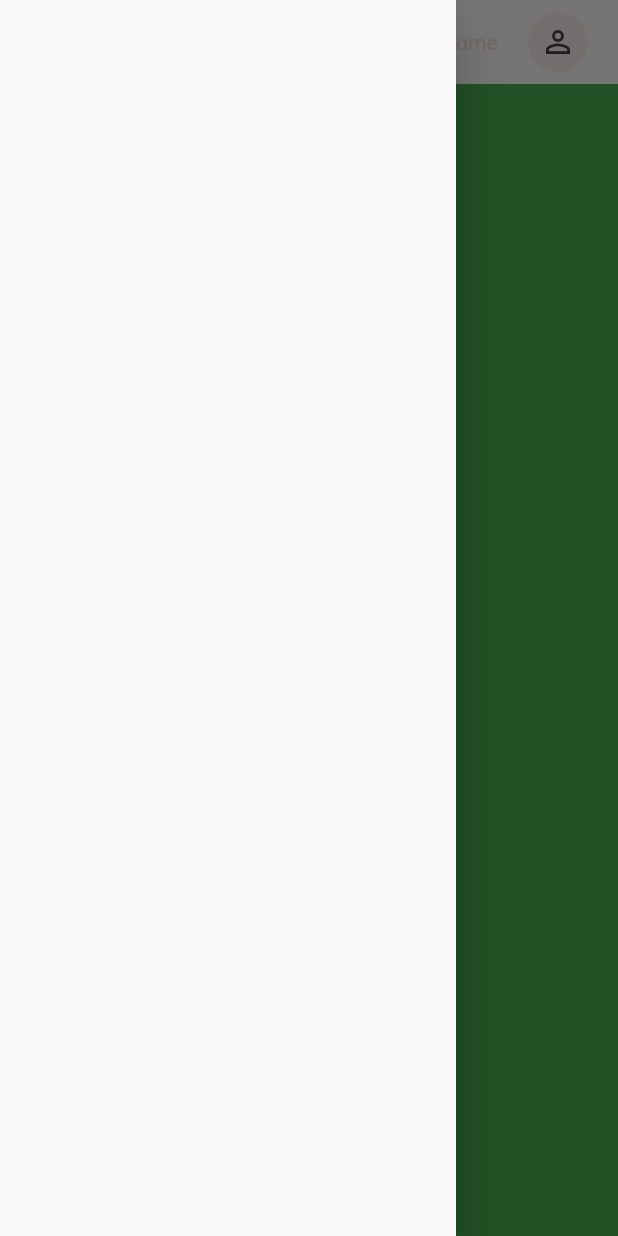
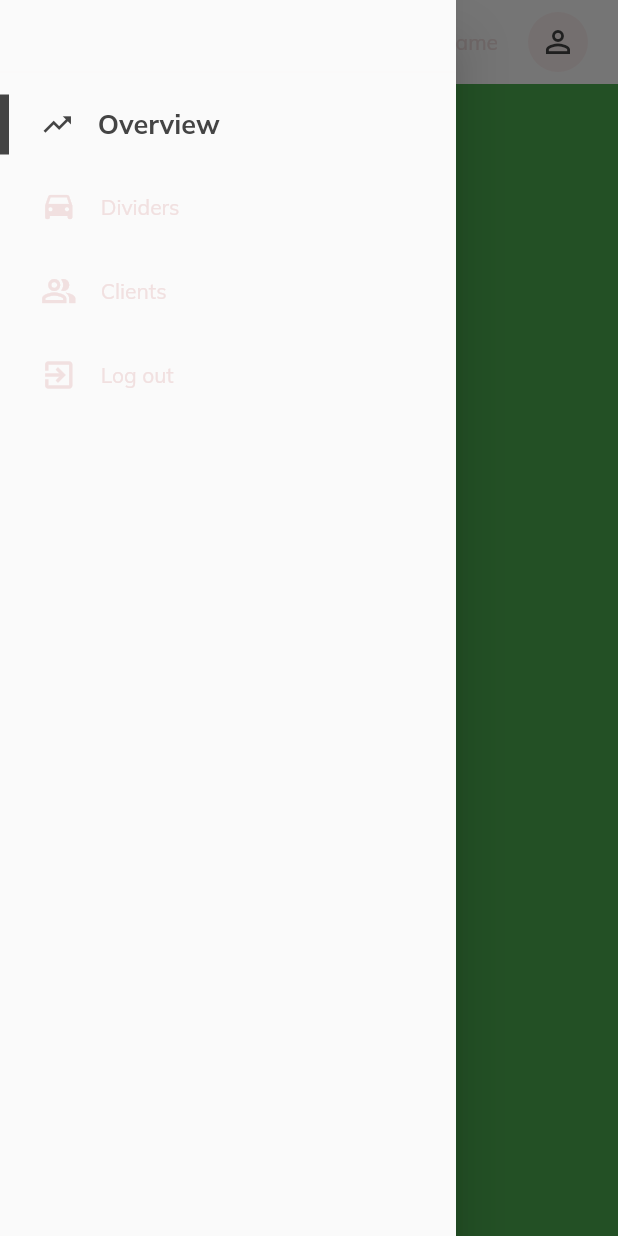
Before and after one commit to Tareq23/ecommerce-frontend, a Flutter app: the screen it shows after launch, with the side drawer open, on a phone screen of 412 x 824 dp. Run offline on Flutter 3.47's test engine with Material 2 defaults, Android fonts, the phone set to English and light mode, and no system bars; our stand-ins replace get, google_fonts.

Commit message:
side menu

```diff
--- a/lib/app_layout.dart
+++ b/lib/app_layout.dart
@@ -2,6 +2,7 @@
 
 import 'package:ecommercefrontend/helpers/responsiveness.dart';
 import 'package:ecommercefrontend/widgets/large_screen.dart';
+import 'package:ecommercefrontend/widgets/side_menu.dart';
 import 'package:ecommercefrontend/widgets/small_screen.dart';
 import 'package:ecommercefrontend/widgets/top_nav.dart';
 import 'package:flutter/material.dart';
@@ -15,7 +16,7 @@ class AppLayout extends StatelessWidget {
   Widget build(BuildContext context) {
     return Scaffold(
       key: globalKey,
-      drawer: Drawer(),
+      drawer: const Drawer(child: SideMenu(),),
       appBar: topNavigationBar(context, globalKey),
       body: ResponsiveWidget(largeScreen: const LargeScreenWidget(),smallScreen: const SmallScreenWidget(),),
     );
--- /dev/null
+++ b/lib/widgets/horizontal_menu_item.dart
@@ -0,0 +1,49 @@
+import 'package:ecommercefrontend/constants/controllers.dart';
+import 'package:ecommercefrontend/constants/style.dart';
+import 'package:ecommercefrontend/widgets/custom_text.dart';
+import 'package:flutter/material.dart';
+import 'package:get/get.dart';
+
+class HorizontalMenuItem extends StatelessWidget {
+  final String itemName;
+  final VoidCallback onTap;
+  const HorizontalMenuItem({Key? key, required this.itemName, required this.onTap}) : super(key: key);
+
+  @override
+  Widget build(BuildContext context) {
+    double _width = MediaQuery.of(context).size.width;
+    return InkWell(
+      onTap: onTap,
+      onHover: (value){
+        value ? menuController.onHover(itemName) : menuController.onHover("not hobering");
+      },
+      child: Obx(()=>Container(
+        color: menuController.isHovering(itemName) ? lightGrey.withOpacity(0.1) : Colors.transparent,
+        child: Row(
+          children: [
+            Visibility(
+              visible: menuController.isHovering(itemName) || menuController.isActive(itemName),
+              child: Container(
+                width: 6,
+                height: 40,
+                color: dark,
+              ),
+              maintainAnimation: true,
+              maintainSize: true,
+              maintainState: true,
+            ),
+            SizedBox(width: _width/80,),
+            Padding(
+              padding: const EdgeInsets.all(16),
+              child: menuController.returnIconFor(itemName),
+            ),
+            if(!menuController.isActive(itemName))
+              Flexible(child: CustomText(text: itemName,color: menuController.isHovering(itemName)?dark : lightGrey,)),
+            if(menuController.isActive(itemName))
+              Flexible(child: CustomText(text: itemName,color: dark,size: 18,weight: FontWeight.bold,)),
+          ],
+        ),
+      )),
+    );
+  }
+}
--- a/lib/widgets/large_screen.dart
+++ b/lib/widgets/large_screen.dart
@@ -1,5 +1,6 @@
 
 
+import 'package:ecommercefrontend/widgets/side_menu.dart';
 import 'package:flutter/material.dart';
 
 class LargeScreenWidget extends StatelessWidget {
@@ -10,10 +11,7 @@ class LargeScreenWidget extends StatelessWidget {
     return Row(
       children: [
         Expanded(
-          child: Container(
-            height: MediaQuery.of(context).size.height,
-            color: Colors.orange,
-          ),
+          child: SideMenu()
         ),
         Expanded(
           flex: 5,
--- /dev/null
+++ b/lib/widgets/side_menu.dart
@@ -0,0 +1,83 @@
+import 'package:ecommercefrontend/constants/controllers.dart';
+import 'package:ecommercefrontend/helpers/responsiveness.dart';
+import 'package:ecommercefrontend/routing/routes.dart';
+import 'package:ecommercefrontend/widgets/custom_text.dart';
+import 'package:ecommercefrontend/widgets/side_menu_item.dart';
+import 'package:flutter/material.dart';
+import 'package:get/get.dart';
+
+import '../constants/style.dart';
+
+class SideMenu extends StatelessWidget {
+  const SideMenu({Key? key}) : super(key: key);
+
+  @override
+  Widget build(BuildContext context) {
+    double _width = MediaQuery.of(context).size.width;
+    return Container(
+      child: ListView(
+        children: [
+          // Column(
+          //   mainAxisSize: MainAxisSize.min,
+          //   children: [
+          //     const SizedBox(
+          //       height: 40,
+          //     ),
+          //     Row(
+          //       children: [
+          //         SizedBox(
+          //           width: _width / 48,
+          //         ),
+          //         Padding(
+          //           padding: EdgeInsets.only(right: 12),
+          //           child: Image.asset("assets/icons/logo.png"),
+          //         ),
+          //         Flexible(
+          //             child: CustomText(
+          //           text: "Dash",
+          //           size: 20,
+          //           weight: FontWeight.bold,
+          //           color: active,
+          //         )),
+          //         SizedBox(
+          //           width: _width / 48,
+          //         ),
+          //       ],
+          //     ),
+          //
+          //   ],
+          // ),
+          const SizedBox(
+            height: 40,
+          ),
+          Divider(
+            color: lightGrey.withOpacity(0.1),
+          ),
+          Column(
+            mainAxisSize: MainAxisSize.min,
+            children: sideMenuItems
+                .map(
+                  (item) => SideMenuItem(
+                itemName:
+                item == AuthenticationPageRoute ? "Log out" : item,
+                onTap: () {
+                  if(item == AuthenticationPageRoute){
+                    //ToDo go to authentication page
+                  }
+                  if(!menuController.isActive(item)){
+                    menuController.changeActiveItemTo(item);
+                    if(ResponsiveWidget.isSmallScreen(context)){
+                      Get.back();
+                    }
+                    // go to item name route
+                  }
+                },
+              ),
+            )
+                .toList(),
+          )
+        ],
+      ),
+    );
+  }
+}
--- /dev/null
+++ b/lib/widgets/side_menu_item.dart
@@ -0,0 +1,22 @@
+
+
+import 'package:ecommercefrontend/helpers/responsiveness.dart';
+import 'package:ecommercefrontend/widgets/horizontal_menu_item.dart';
+import 'package:ecommercefrontend/widgets/vertical_menu_item.dart';
+import 'package:flutter/material.dart';
+
+class SideMenuItem extends StatelessWidget {
+  final String itemName;
+  final VoidCallback onTap;
+  const SideMenuItem({Key? key, required this.itemName, required this.onTap}) : super(key: key);
+
+  @override
+  Widget build(BuildContext context) {
+
+    if(ResponsiveWidget.isMediumScreen(context)) {
+      return VerticalMenuItem(itemName: itemName, onTap: onTap);
+    }
+
+    return HorizontalMenuItem(itemName: itemName, onTap: onTap);
+  }
+}
```
Also changed, not shown: lib/controllers/menu_controller.dart (+4 -4 lines), lib/widgets/vertical_menu_item.dart (added, +56 -0 lines), lib/widgets/sub_menu_item.dart (added).
